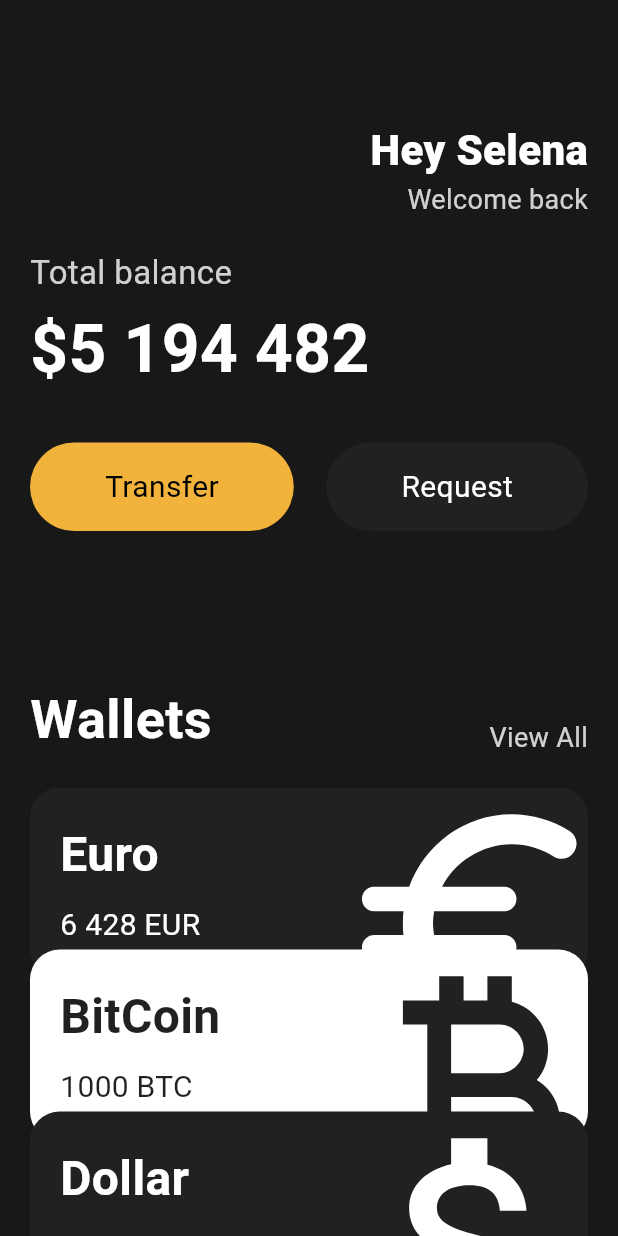
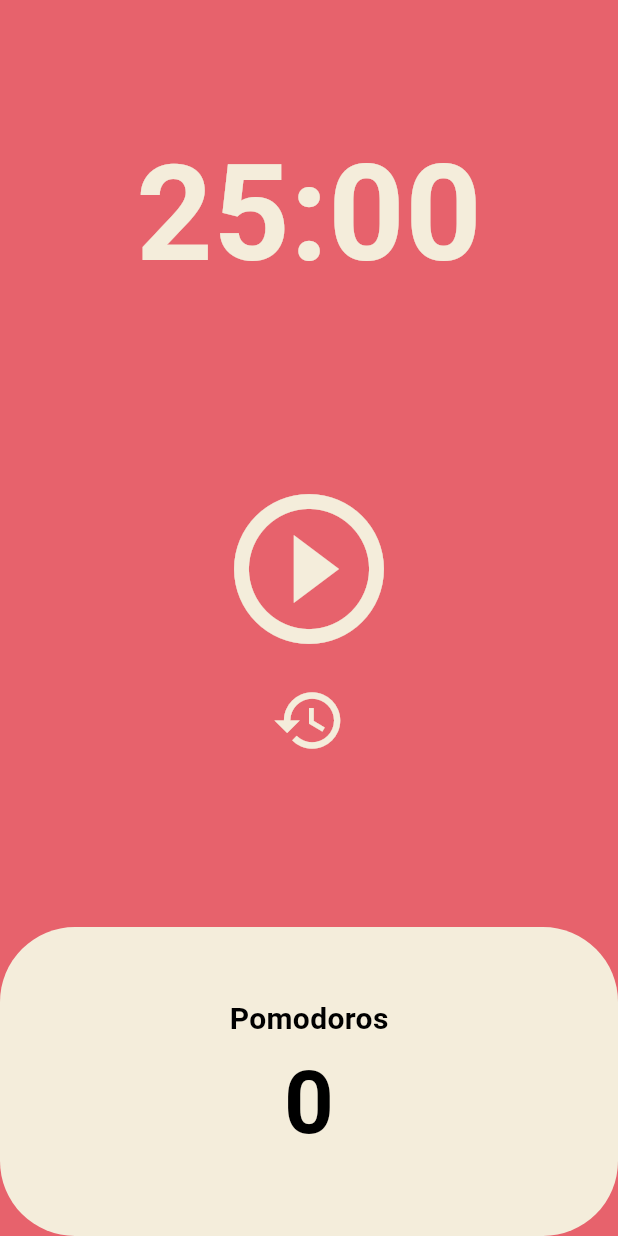
Before and after one commit to Castanea02/Learn_Flutter, a Flutter app: the screen it shows after launch, on a phone screen of 412 x 824 dp. Run offline on Flutter 3.47's test engine with Material 3 defaults, Android fonts, the phone set to English and light mode, and no system bars.

Commit message:
[POMODORO APP] Code Challenge

```diff
--- a/lib/main.dart
+++ b/lib/main.dart
@@ -1,8 +1,5 @@
-import 'package:flutter/cupertino.dart';
 import 'package:flutter/material.dart';
-import 'package:flutter/widgets.dart';
-import 'package:toonflix/widgets/button.dart';
-import 'package:toonflix/widgets/currency_card.dart';
+import 'package:toonflix/screens/home_screen.dart';
 
 void main() {
   runApp(const App());
@@ -10,140 +7,22 @@ void main() {
 
 class App extends StatelessWidget {
   const App({super.key});
-
   @override
   Widget build(BuildContext context) {
     return MaterialApp(
-      home: Scaffold(
-        backgroundColor: const Color(0xFF181818),
-        body: SingleChildScrollView(
-          child: Padding(
-            padding: const EdgeInsets.symmetric(
-              horizontal: 20,
-            ),
-            child: Column(
-              crossAxisAlignment: CrossAxisAlignment.start,
-              children: [
-                const SizedBox(
-                  height: 80,
-                ),
-                const Row(
-                  mainAxisAlignment: MainAxisAlignment.end,
-                  children: [
-                    Column(
-                      crossAxisAlignment: CrossAxisAlignment.end,
-                      children: [
-                        Text(
-                          "Hey Selena",
-                          style: TextStyle(
-                              color: Colors.white,
-                              fontSize: 28,
-                              fontWeight: FontWeight.w800),
-                        ),
-                        Text(
-                          "Welcome back",
-                          style: TextStyle(
-                            color: Color.fromRGBO(255, 255, 255, 0.8),
-                            fontSize: 18,
-                          ),
-                        ),
-                      ],
-                    )
-                  ],
-                ),
-                const SizedBox(
-                  height: 20,
-                ),
-                Text(
-                  "Total balance",
-                  style: TextStyle(
-                    fontSize: 22,
-                    color: Colors.white.withOpacity(0.8),
-                  ),
-                ),
-                const SizedBox(
-                  height: 5,
-                ),
-                const Text(
-                  "\$5 194 482",
-                  style: TextStyle(
-                    fontSize: 44,
-                    fontWeight: FontWeight.bold,
-                    color: Colors.white,
-                  ),
-                ),
-                const SizedBox(
-                  height: 30,
-                ),
-                const Row(
-                  mainAxisAlignment: MainAxisAlignment.spaceBetween,
-                  children: [
-                    Button(
-                      text: "Transfer",
-                      bgColor: Color(0xFFF1B33B),
-                      textColor: Colors.black,
-                    ),
-                    Button(
-                      text: "Request",
-                      bgColor: Color(0xFF1F2123),
-                      textColor: Colors.white,
-                    ),
-                  ],
-                ),
-                const SizedBox(
-                  height: 100,
-                ),
-                Row(
-                  crossAxisAlignment: CrossAxisAlignment.end,
-                  mainAxisAlignment: MainAxisAlignment.spaceBetween,
-                  children: [
-                    const Text(
-                      "Wallets",
-                      style: TextStyle(
-                          color: Colors.white,
-                          fontSize: 36,
-                          fontWeight: FontWeight.w600),
-                    ),
-                    Text(
-                      "View All",
-                      style: TextStyle(
-                        color: Colors.white.withOpacity(0.8),
-                        fontSize: 18,
-                      ),
-                    ),
-                  ],
-                ),
-                const SizedBox(
-                  height: 20,
-                ),
-                const CurrencyCard(
-                  name: "Euro",
-                  code: "EUR",
-                  amount: "6 428",
-                  icon: Icons.euro_rounded,
-                  isInverted: false,
-                  offset: 0,
-                ),
-                const CurrencyCard(
-                  name: "BitCoin",
-                  code: "BTC",
-                  amount: "1000",
-                  icon: Icons.currency_bitcoin,
-                  isInverted: true,
-                  offset: -20,
-                ),
-                const CurrencyCard(
-                  name: "Dollar",
-                  code: "USD",
-                  amount: "1000",
-                  icon: Icons.attach_money,
-                  isInverted: false,
-                  offset: -40,
-                ),
-              ],
-            ),
+      theme: ThemeData(
+        colorScheme: ColorScheme.fromSwatch(
+          backgroundColor: const Color(0xFFE7626C),
+        ),
+        textTheme: const TextTheme(
+          displayLarge: TextStyle(
+            color: Color(0xFF232B55),
           ),
         ),
+        cardColor: const Color(0xFFF4EDDB),
+      ),
+      home: const Scaffold(
+        body: HomeScreen(),
       ),
     );
   }
--- /dev/null
+++ b/lib/screens/home_screen.dart
@@ -0,0 +1,145 @@
+import 'dart:async';
+import 'package:flutter/material.dart';
+
+class HomeScreen extends StatefulWidget {
+  const HomeScreen({super.key});
+
+  @override
+  State<HomeScreen> createState() => _HomeScreenState();
+}
+
+class _HomeScreenState extends State<HomeScreen> {
+  static const twentyFiveMinutes = 1500;
+  int totalSeconds = twentyFiveMinutes;
+  bool isRunning = false;
+  int totalPomodoros = 0;
+  late Timer timer;
+
+  void onTick(Timer timer) {
+    if (totalSeconds == 0) {
+      setState(() {
+        totalPomodoros = totalPomodoros + 1;
+        isRunning = false;
+        totalSeconds = 1500;
+      });
+      timer.cancel();
+    } else {
+      setState(() {
+        totalSeconds = totalSeconds - 1;
+      });
+    }
+  }
+
+  void onStartPressed() {
+    timer = Timer.periodic(const Duration(seconds: 1), onTick);
+    setState(() {
+      isRunning = true;
+    });
+  }
+
+  void onPausePressed() {
+    timer.cancel();
+    setState(() {
+      isRunning = false;
+    });
+  }
+
+  String format(int seconds) {
+    var duration = Duration(seconds: seconds);
+    return duration.toString().split(".").first.substring(2, 7);
+  }
+
+  void resetTimer() {
+    setState(() {
+      timer.cancel();
+      totalSeconds = 1500;
+      totalPomodoros = 0;
+    });
+  }
+
+  @override
+  Widget build(BuildContext context) {
+    return Scaffold(
+      backgroundColor: Theme.of(context).colorScheme.background,
+      body: Column(
+        children: [
+          Flexible(
+              flex: 1,
+              child: Container(
+                alignment: Alignment.bottomCenter,
+                child: Text(
+                  format(totalSeconds),
+                  style: TextStyle(
+                      color: Theme.of(context).cardColor,
+                      fontSize: 89,
+                      fontWeight: FontWeight.w600),
+                ),
+              )),
+          Flexible(
+              flex: 2,
+              child: Center(
+                child: Column(
+                  mainAxisAlignment: MainAxisAlignment.center,
+                  children: [
+                    IconButton(
+                      iconSize: 120,
+                      color: Theme.of(context).cardColor,
+                      onPressed: isRunning ? onPausePressed : onStartPressed,
+                      icon: Icon(isRunning
+                          ? Icons.pause_circle_outline_rounded
+                          : Icons.play_circle_outline),
+                    ),
+                    IconButton(
+                      iconSize: 50,
+                      color: Theme.of(context).cardColor,
+                      onPressed: resetTimer,
+                      icon: isRunning
+                          ? const SizedBox()
+                          : const Icon(Icons.restore_outlined),
+                    ),
+                  ],
+                ),
+              )),
+          Flexible(
+              flex: 1,
+              child: Row(
+                children: [
+                  Expanded(
+                    child: Container(
+                      decoration: BoxDecoration(
+                          color: Theme.of(context).cardColor,
+                          borderRadius: BorderRadius.circular(50)),
+                      child: Column(
+                        mainAxisAlignment: MainAxisAlignment.center,
+                        children: [
+                          Text(
+                            "Pomodoros",
+                            style: TextStyle(
+                                fontSize: 20,
+                                fontWeight: FontWeight.w600,
+                                color: Theme.of(context)
+                                    .textTheme
+                                    .headlineSmall!
+                                    .color),
+                          ),
+                          Text(
+                            "$totalPomodoros",
+                            style: TextStyle(
+                                fontSize: 58,
+                                fontWeight: FontWeight.w600,
+                                color: Theme.of(context)
+                                    .textTheme
+                                    .headlineSmall!
+                                    .color),
+                          ),
+                        ],
+                      ),
+                    ),
+                  ),
+                ],
+              ))
+        ],
+      ),
+    );
+  }
+}
```
